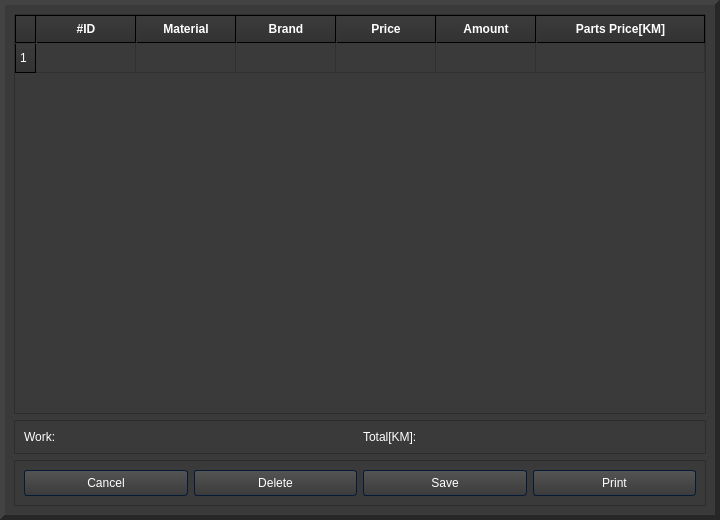
4ntim4tter/Budget-Flow, file englishRec.ui: the form before one commit.
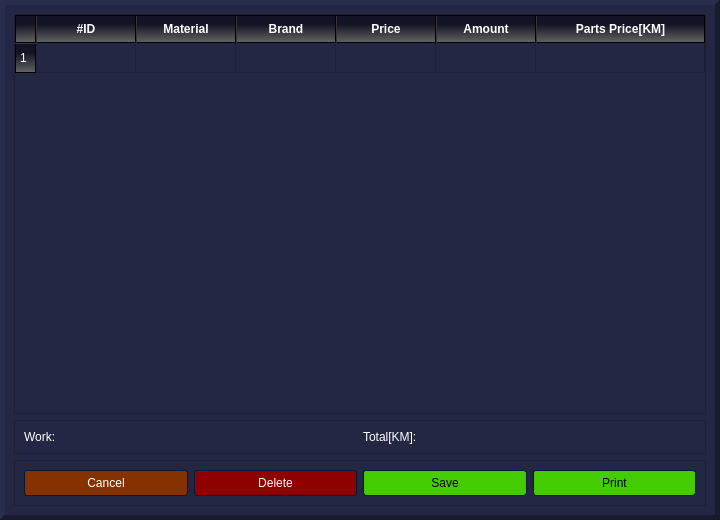
The form after the commit. Icons and pictures are not drawn.

```diff
--- a/englishRec.ui
+++ b/englishRec.ui
@@ -45,9 +45,10 @@
 /*-----QWidget-----*/
 QWidget
 {
-	background-color: #3a3a3a;
+	
+	background-color: rgb(36, 39, 68);
 	color: #fff;
-	selection-background-color: #b78620;
+	selection-background-color: rgb(0, 255, 127);
 	selection-color: #000;
 
 }
@@ -215,10 +216,8 @@
 
 QPushButton::flat
 {
-	background-color: transparent;
-	border: none;
-	color: #fff;
-
+	background-color: rgb(24, 25, 45);
+	color:white;
 }
 
 
@@ -258,12 +257,10 @@
 /*-----QLineEdit-----*/
 QLineEdit
 {
-	background-color: #131313;
+	background-color: rgb(15, 16, 29);
 	color : #eee;
-	border: 1px solid #343434;
+	border: 1px solid rgb(0, 0, 0);;
 	border-radius: 2px;
-	padding: 3px;
-	padding-left: 5px;
 
 }
 
@@ -523,7 +520,8 @@
 /*-----QHeaderView-----*/
 QHeaderView::section
 {
-    background-color: qlineargradient(spread:repeat, x1:1, y1:0, x2:1, y2:1, stop:0 rgba(60, 60, 60, 255),stop:1 rgba(50, 50, 50, 255));
+    
+	background-color: qlineargradient(spread:pad, x1:0.494, y1:0, x2:0.506, y2:1, stop:0.323864 rgba(18, 19, 36, 255), stop:1 rgba(102, 102, 102, 255));
 	border: 1px solid #000;
     color: #fff;
     text-align: left;
@@ -531,6 +529,12 @@
 	
 }
 
+QTableCornerButton::section {
+	background-color: qlineargradient(spread:pad, x1:0.494, y1:0, x2:0.506, y2:1, stop:0.323864 rgba(18, 19, 36, 255), stop:1 rgba(102, 102, 102, 255));
+	border: 1px solid #000;
+    color: #fff;
+	padding: 4px;
+}
 
 QHeaderView::section:disabled
 {
@@ -578,15 +582,6 @@
 }
 
 
-QTableCornerButton::section
-{
-    background-color: qlineargradient(spread:repeat, x1:1, y1:0, x2:1, y2:1, stop:0 rgba(60, 60, 60, 255),stop:1 rgba(50, 50, 50, 255));
-	border: 1px solid #000;
-    color: #fff;
-
-}
-
-
 /*-----QTreeWidget-----*/
 QTreeView
 {
@@ -640,7 +635,7 @@
 QListView 
 {
 	background-color: qlineargradient(spread:repeat, x1:1, y1:0, x2:1, y2:1, stop:0 rgba(83, 83, 83, 255),stop:0.293269 rgba(81, 81, 81, 255),stop:0.634615 rgba(79, 79, 79, 255),stop:1 rgba(83, 83, 83, 255));
-    border : none;
+    border: black;
     color: white;
     show-decoration-selected: 1; 
     outline: 0;
@@ -712,7 +707,7 @@
 QCheckBox
 {
 	background-color: transparent;
-    color: lightgray;
+   color:rgb(15, 16, 29)
 	border: none;
 
 }
@@ -1190,30 +1185,157 @@
         <layout class="QHBoxLayout" name="horizontalLayout_2">
          <item>
           <widget class="QPushButton" name="cancel_print_reciept_button">
+           <property name="sizePolicy">
+            <sizepolicy hsizetype="Preferred" vsizetype="Preferred">
+             <horstretch>0</horstretch>
+             <verstretch>0</verstretch>
+            </sizepolicy>
+           </property>
+           <property name="styleSheet">
+            <string notr="true">QPushButton::flat
+{
+	
+	background-color: rgb(134, 49, 0);
+	color:white;
+}
+
+QPushButton::hover
+{
+	background-color: rgb(0, 85, 255, 10%);
+	border: 1px solid  rgb(0, 85, 255);
+
+}
+
+
+QPushButton::pressed
+{
+	background-color: qlineargradient(spread:pad, x1:0.489, y1:0, x2:0.494, y2:1, stop:0.102273 rgba(0, 0, 0, 255), stop:0.880682 rgba(9, 31, 198, 167));
+	border: 1px solid #b78620;
+
+}</string>
+           </property>
            <property name="text">
             <string>Cancel</string>
            </property>
+           <property name="flat">
+            <bool>true</bool>
+           </property>
           </widget>
          </item>
          <item>
           <widget class="QPushButton" name="delete_entry_button">
+           <property name="sizePolicy">
+            <sizepolicy hsizetype="Preferred" vsizetype="Preferred">
+             <horstretch>0</horstretch>
+             <verstretch>0</verstretch>
+            </sizepolicy>
+           </property>
+           <property name="styleSheet">
+            <string notr="true">QPushButton::flat
+{
+	background-color: rgb(143, 0, 0);
+	color:white;
+}
+
+QPushButton::hover
+{
+	background-color: rgb(0, 85, 255, 10%);
+	border: 1px solid  rgb(0, 85, 255);
+
+}
+
+
+QPushButton::pressed
+{
+	background-color: qlineargradient(spread:pad, x1:0.489, y1:0, x2:0.494, y2:1, stop:0.102273 rgba(0, 0, 0, 255), stop:0.880682 rgba(9, 31, 198, 167));
+	border: 1px solid #b78620;
+
+}</string>
+           </property>
            <property name="text">
             <string>Delete</string>
            </property>
+           <property name="flat">
+            <bool>true</bool>
+           </property>
           </widget>
          </item>
          <item>
           <widget class="QPushButton" name="modify_reciept_button">
+           <property name="sizePolicy">
+            <sizepolicy hsizetype="Preferred" vsizetype="Preferred">
+             <horstretch>0</horstretch>
+             <verstretch>0</verstretch>
+            </sizepolicy>
+           </property>
+           <property name="styleSheet">
+            <string notr="true">QPushButton::flat
+{
+	background-color: rgb(68, 204, 0);
+	color:black;
+}
+
+QPushButton::hover
+{
+	background-color: rgb(0, 85, 255, 10%);
+	color:white;
+	border: 1px solid  rgb(0, 85, 255);
+
+}
+
+
+QPushButton::pressed
+{
+	background-color: qlineargradient(spread:pad, x1:0.489, y1:0, x2:0.494, y2:1, stop:0.102273 rgba(0, 0, 0, 255), stop:0.880682 rgba(9, 31, 198, 167));
+	border: 1px solid #b78620;
+
+}</string>
+           </property>
            <property name="text">
             <string>Save</string>
            </property>
+           <property name="flat">
+            <bool>true</bool>
+           </property>
           </widget>
          </item>
          <item>
           <widget class="QPushButton" name="print_reciept_button">
+           <property name="sizePolicy">
+            <sizepolicy hsizetype="Preferred" vsizetype="Preferred">
+             <horstretch>0</horstretch>
+             <verstretch>0</verstretch>
+            </sizepolicy>
+           </property>
+           <property name="styleSheet">
+            <string notr="true">QPushButton::flat
+{
+	background-color: rgb(68, 204, 0);
+	color:black;
+}
+
+QPushButton::hover
+{
+	background-color: rgb(0, 85, 255, 10%);
+	color:white;
+	border: 1px solid  rgb(0, 85, 255);
+
+}
+
+
+QPushButton::pressed
+{
+	background-color: qlineargradient(spread:pad, x1:0.489, y1:0, x2:0.494, y2:1, stop:0.102273 rgba(0, 0, 0, 255), stop:0.880682 rgba(9, 31, 198, 167));
+	border: 1px solid #b78620;
+
+}</string>
+           </property>
            <property name="text">
             <string>Print</string>
            </property>
+           <property name="flat">
+            <bool>true</bool>
+           </property>
           </widget>
          </item>
         </layout>
```
Left out of the diff: 6 changed lines with no effect on the pictures.
